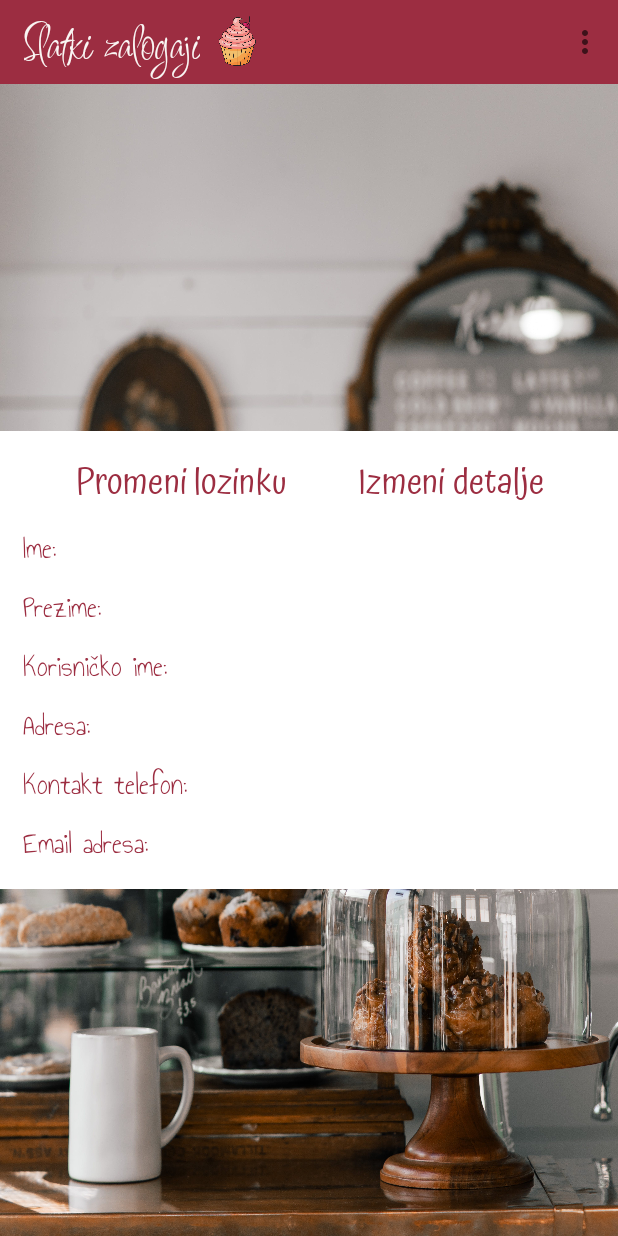
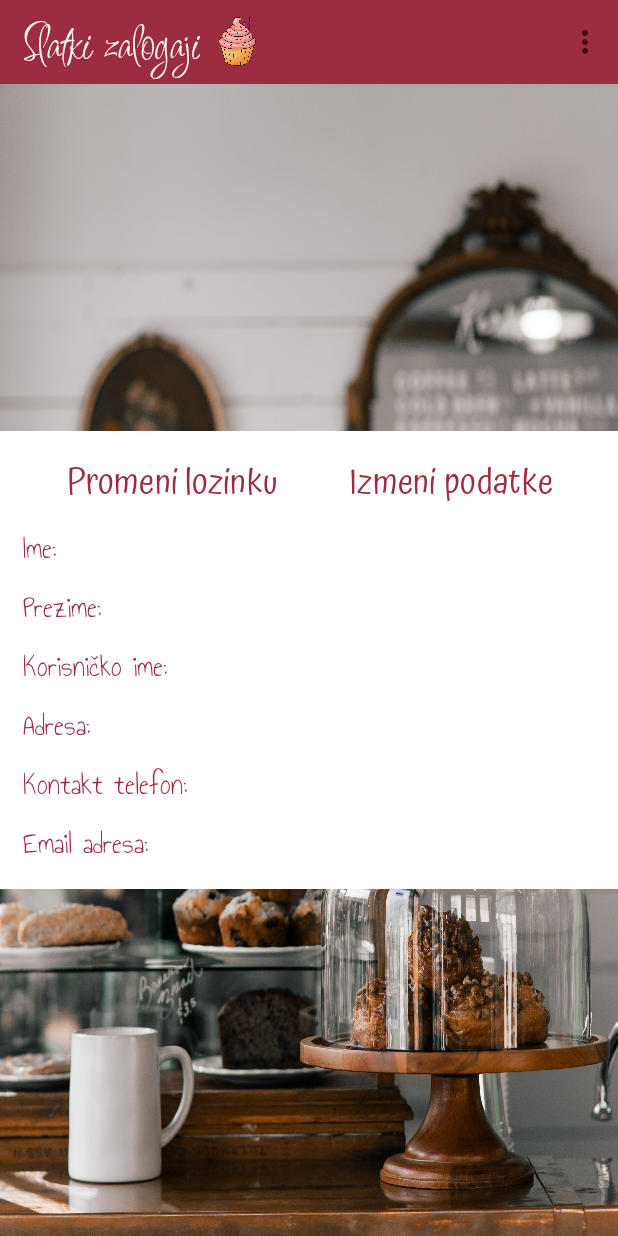
Before and after one commit to jelenapancevski/Slatki-zalogaji-mobile-app, an Android app: the ProfileActivity screen opened directly, with no data from a screen before it, on a phone screen of 412 x 824 dp. Run offline under Robolectric (Android 15) with nearby library versions, the phone set to English and light mode, and no system bars.

Commit message:
Final maybe - circular missing

```diff
--- a/app/src/main/java/com/pki/cakeshop/MenuActivity.kt
+++ b/app/src/main/java/com/pki/cakeshop/MenuActivity.kt
@@ -92,6 +92,7 @@ open class MenuActivity : AppCompatActivity() {
                 val intent = Intent(this,
                     MainActivity::class.java).apply {
                 }
+                intent.flags = Intent.FLAG_ACTIVITY_NEW_TASK or Intent.FLAG_ACTIVITY_CLEAR_TASK
                 startActivity(intent)
 
                 return true
--- a/app/src/main/java/com/pki/cakeshop/ProfileActivity.kt
+++ b/app/src/main/java/com/pki/cakeshop/ProfileActivity.kt
@@ -12,6 +12,7 @@ import com.pki.cakeshop.viewmodels.UserViewModel
 
 class ProfileActivity : MenuActivity() {
     private lateinit var userViewModel: UserViewModel
+    private lateinit var user:User
 
     override fun onCreate(savedInstanceState: Bundle?) {
         super.onCreate(savedInstanceState)
@@ -23,7 +24,7 @@ class ProfileActivity : MenuActivity() {
             Log.e("ProfileActivity", "Error user is null")
             return
         }
-        val user:User = Gson().fromJson(pref.getString("user",null),User::class.java)
+        user = Gson().fromJson(pref.getString("user",null),User::class.java)
 
         findViewById<TextView>(R.id.firstname).text=user.firstname
         findViewById<TextView>(R.id.lastname).text = user.lastname
@@ -45,4 +46,6 @@ class ProfileActivity : MenuActivity() {
             return@setOnClickListener
         }
     }
+
+
 }
--- a/app/src/main/res/layout/changepassword.xml
+++ b/app/src/main/res/layout/changepassword.xml
@@ -21,7 +21,7 @@
                 style="@style/cancel_button"
                 android:layout_width="wrap_content"
                 android:layout_height="wrap_content"
-                android:layout_gravity="start"
+                android:layout_gravity="end"
                 android:text="@string/cancel"
                 />
 
--- a/app/src/main/res/layout/comment.xml
+++ b/app/src/main/res/layout/comment.xml
@@ -37,6 +37,7 @@ app:cardBackgroundColor="#FFFF"
         android:layout_height="wrap_content"
         android:paddingStart="16dp"
         android:paddingEnd="0dp"
+        android:paddingBottom="5dp"
         />
 
 </LinearLayout>
--- a/app/src/main/res/layout/editdata.xml
+++ b/app/src/main/res/layout/editdata.xml
@@ -16,7 +16,7 @@
             android:layout_height="wrap_content"
             android:layout_gravity="end"
             app:layout_constraintTop_toTopOf="parent"
-            app:layout_constraintLeft_toLeftOf="parent"
+            app:layout_constraintRight_toRightOf="parent"
             android:layout_margin="8dp"
 
             android:text="@string/cancel"
--- a/app/src/main/res/layout/profile.xml
+++ b/app/src/main/res/layout/profile.xml
@@ -13,8 +13,6 @@
         app:layout_constraintBottom_toBottomOf="parent"
         app:layout_constraintStart_toStartOf="parent"
         app:layout_constraintEnd_toEndOf="parent"
-        tools:layout_editor_absoluteX="1dp"
-        tools:layout_editor_absoluteY="186dp"
         android:background="@color/white"
         android:padding="5dp"
         >
@@ -41,7 +39,7 @@
         </TableRow>
 
         <TableRow
-            android:layout_width="wrap_content"
+            android:layout_width="match_parent"
             android:layout_height="wrap_content"
             >
             <TextView
@@ -58,7 +56,7 @@
 
         </TableRow>
         <TableRow
-            android:layout_width="wrap_content"
+            android:layout_width="match_parent"
             android:layout_height="wrap_content"
             >
             <TextView
@@ -75,7 +73,7 @@
 
         </TableRow>
         <TableRow
-            android:layout_width="wrap_content"
+            android:layout_width="match_parent"
             android:layout_height="wrap_content"
             >
 
@@ -91,7 +89,7 @@
 
         </TableRow>
         <TableRow
-            android:layout_width="wrap_content"
+            android:layout_width="match_parent"
             android:layout_height="wrap_content"
             >
             <TextView
@@ -107,7 +105,7 @@
 
         </TableRow>
         <TableRow
-            android:layout_width="wrap_content"
+            android:layout_width="match_parent"
             android:layout_height="wrap_content"
             >
 
@@ -122,7 +120,7 @@
 
         </TableRow>
         <TableRow
-            android:layout_width="wrap_content"
+            android:layout_width="match_parent"
             android:layout_height="wrap_content"
             >
             <TextView
--- a/app/src/main/res/values/strings.xml
+++ b/app/src/main/res/values/strings.xml
@@ -20,7 +20,7 @@
     <string name="monday_friday">Ponedeljak - Petak</string>
     <string name="working_hours">Radno vreme</string>
     <string name="name_label">Ime:</string>
-    <string name="edit_details">Izmeni detalje</string>
+    <string name="edit_details">Izmeni podatke</string>
     <string name="edit_password">Promeni lozinku</string>
     <string name="lastname_label">Prezime:</string>
     <string name="username_label">Korisničko ime:</string>
@@ -47,6 +47,7 @@
     <string name="passwords_dont_match_message">Lozinke se ne podudaraju</string>
     <string name="password_contains_characters_message">Lozinka mora sadržati bar jedno veliko slovo, jedan specijalan karakter i jednu cifru</string>
     <string name="password_change_error">Greška prilikom promene lozinke</string>
+    <string name="password_length_error"> "Lozinka mora sadržati bar 8 karaktera"</string>
     <string name="password_one_upper_case_error">Lozinka mora sadržati bar jedno veliko slovo</string>
     <string name="password_one_special_character_error">Lozinka mora sadržati bar jedan specijalni karakter</string>
     <string name="password_one_number_error">Lozinka mora sadržati bar jedan broj</string>
@@ -62,7 +63,7 @@
     <string name="successful_login">Prijava je uspešna!</string>
     <string name="login_error">Greška prilikom prijave</string>
     <string name="no_new_notifications">Nemate novih obaveštenja!</string>
-    <string name="status_accepted">Vaša porudžbina kreirana %1$s je prihvaćena.</string>
+    <string name="status_accepted">Vaša porudžbina kreirana %1$s je odobrena!</string>
     <string name="status_denied">Vaša porudžbina kreirana %1$s je odbijena.</string>
     <string name="product_price">Cena %1$s din</string>
     <string name="added_to_basket">Proizvod je uspešno dodat u korpu!</string>
```
Also changed, not shown: app/src/main/java/com/pki/cakeshop/ChangePasswordActivity.kt (+24 -2 lines), app/src/main/java/com/pki/cakeshop/EditDataActivity.kt (+31 -6 lines), app/src/main/java/com/pki/cakeshop/MainActivity.kt (+12 -3 lines).
